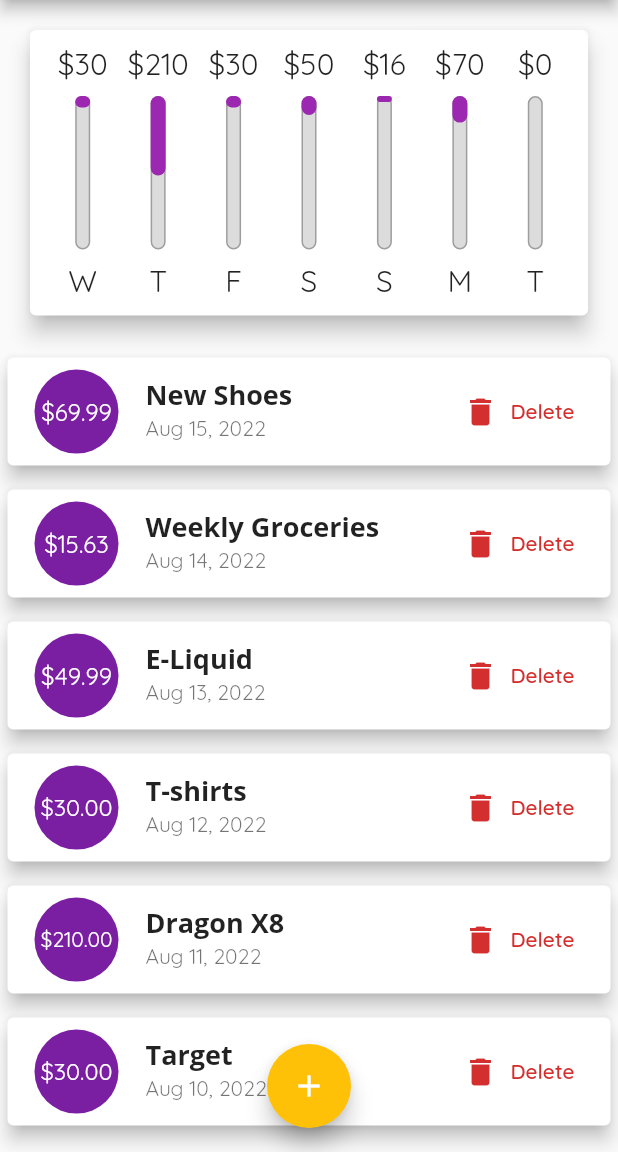
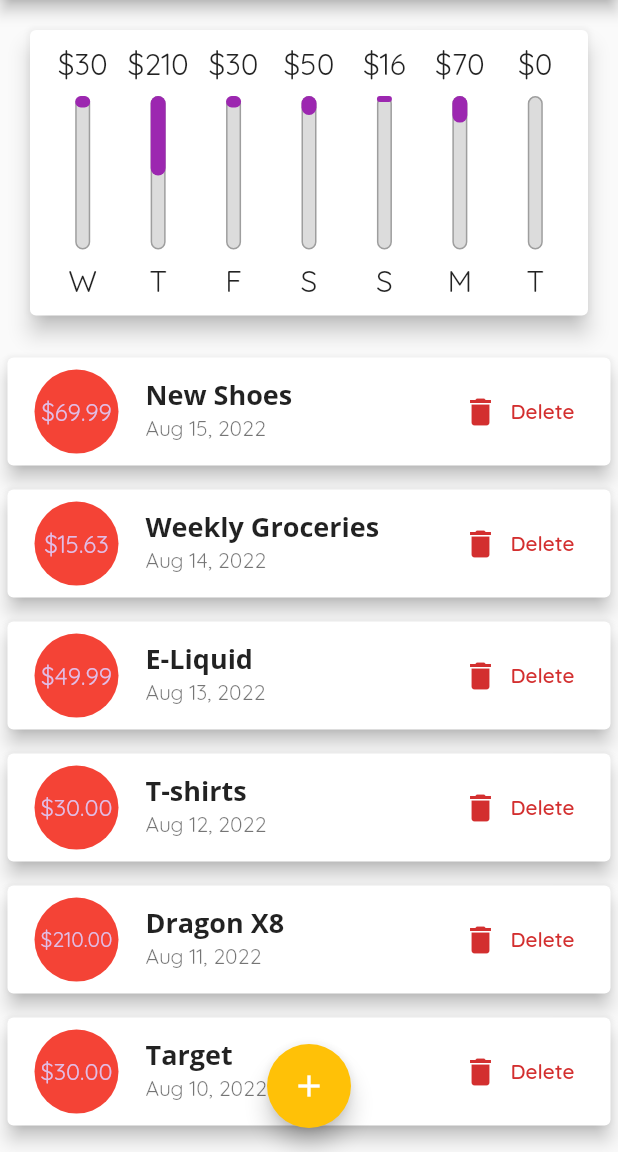
Before and after one commit to annoyingmouse/learning-flutter, a Flutter app: the screen it shows after launch, on a phone screen of 412 x 824 dp, the part 84-1236 px from its top. Run offline on Flutter 3.47's test engine with Material 2 defaults, Android fonts, the light colour scheme and no system bars; Roboto replaces fonts that are missing (Opensans).

Commit message:
Learning about keys

```diff
--- a/real_apps_01/lib/main.dart
+++ b/real_apps_01/lib/main.dart
@@ -58,10 +58,32 @@ class MyHomePage extends StatefulWidget {
   State<MyHomePage> createState() => _MyHomePageState();
 }
 
-class _MyHomePageState extends State<MyHomePage> {
+class _MyHomePageState extends State<MyHomePage> with WidgetsBindingObserver {
+  @override
+  void didChangeAppLifecycleState(AppLifecycleState state) {
+    super.didChangeAppLifecycleState(state);
+    print(state);
+  }
+
+  @override
+  void initState() {
+    super.initState();
+    WidgetsBinding.instance.addObserver(this);
+  }
+
+  @override
+  void dispose() {
+    super.dispose();
+    WidgetsBinding.instance.removeObserver(this);
+  }
+
   final List<Transaction> _userTransactions = [
     Transaction(
-      id: 't1',
+      id: DateTime.now()
+          .subtract(
+            Duration(days: 1),
+          )
+          .toString(),
       title: 'New Shoes',
       amount: 69.99,
       date: DateTime.now().subtract(
@@ -69,7 +91,11 @@ class _MyHomePageState extends State<MyHomePage> {
       ),
     ),
     Transaction(
-      id: 't2',
+      id: DateTime.now()
+          .subtract(
+            Duration(days: 2),
+          )
+          .toString(),
       title: 'Weekly Groceries',
       amount: 15.63,
       date: DateTime.now().subtract(
@@ -77,7 +103,11 @@ class _MyHomePageState extends State<MyHomePage> {
       ),
     ),
     Transaction(
-      id: 't3',
+      id: DateTime.now()
+          .subtract(
+            Duration(days: 3),
+          )
+          .toString(),
       title: 'E-Liquid',
       amount: 49.99,
       date: DateTime.now().subtract(
@@ -85,7 +115,11 @@ class _MyHomePageState extends State<MyHomePage> {
       ),
     ),
     Transaction(
-      id: 't4',
+      id: DateTime.now()
+          .subtract(
+            Duration(days: 4),
+          )
+          .toString(),
       title: 'T-shirts',
       amount: 30,
       date: DateTime.now().subtract(
@@ -93,7 +127,11 @@ class _MyHomePageState extends State<MyHomePage> {
       ),
     ),
     Transaction(
-      id: 't5',
+      id: DateTime.now()
+          .subtract(
+            Duration(days: 5),
+          )
+          .toString(),
       title: 'Dragon X8',
       amount: 210,
       date: DateTime.now().subtract(
@@ -101,7 +139,11 @@ class _MyHomePageState extends State<MyHomePage> {
       ),
     ),
     Transaction(
-      id: 't6',
+      id: DateTime.now()
+          .subtract(
+            Duration(days: 6),
+          )
+          .toString(),
       title: 'Target',
       amount: 30,
       date: DateTime.now().subtract(
--- a/real_apps_01/lib/widgets/transaction_list.dart
+++ b/real_apps_01/lib/widgets/transaction_list.dart
@@ -34,9 +34,12 @@ class TransactionList extends StatelessWidget {
           })
         : ListView.builder(
             itemBuilder: (ctx, index) {
+              print('**********************************************');
+              print(transactions[index].id);
               return TransactionListItem(
-                transactions[index],
-                deleteTx,
+                key: ValueKey(transactions[index].id),
+                transaction: transactions[index],
+                deleteHandler: deleteTx,
               );
               // return Card(
               //   margin: const EdgeInsets.symmetric(
--- a/real_apps_01/lib/widgets/transaction_list_item.dart
+++ b/real_apps_01/lib/widgets/transaction_list_item.dart
@@ -1,16 +1,43 @@
+import 'dart:math';
+
 import 'package:flutter/material.dart';
 import 'package:intl/intl.dart';
 
 import '../models/transaction.dart';
 
-class TransactionListItem extends StatelessWidget {
+class TransactionListItem extends StatefulWidget {
   final Transaction transaction;
   final Function deleteHandler;
 
-  TransactionListItem(this.transaction, this.deleteHandler);
+  const TransactionListItem({
+    Key? key,
+    required this.transaction,
+    required this.deleteHandler,
+  }) : super(key: key);
+
+  @override
+  State<TransactionListItem> createState() => _TransactionListItemState();
+}
+
+class _TransactionListItemState extends State<TransactionListItem> {
+  Color? _bgColor;
+
+  @override
+  void initState() {
+    super.initState();
+    const availableColors = [
+      Colors.red,
+      Colors.black,
+      Colors.blue,
+      Colors.purple,
+    ];
+    _bgColor = availableColors[Random().nextInt(4)];
+  }
 
   @override
   Widget build(BuildContext context) {
+    print('**********************************************');
+    print('Build within TransactionListItem');
     return Card(
       margin: const EdgeInsets.symmetric(
         vertical: 8,
@@ -19,36 +46,37 @@ class TransactionListItem extends StatelessWidget {
       elevation: 5,
       child: ListTile(
         leading: CircleAvatar(
+          backgroundColor: _bgColor,
           radius: 30,
           child: Padding(
             padding: const EdgeInsets.all(6),
             child: FittedBox(
               child: Text(
-                '\$${transaction.amount.toStringAsFixed(2)}',
+                '\$${widget.transaction.amount.toStringAsFixed(2)}',
               ),
             ),
           ),
         ),
         title: Text(
-          transaction.title,
+          widget.transaction.title,
           style: Theme.of(context).textTheme.headline6,
         ),
         subtitle: Text(
-          DateFormat.yMMMd().format(transaction.date),
+          DateFormat.yMMMd().format(widget.transaction.date),
         ),
         trailing: MediaQuery.of(context).size.width > 400
             ? TextButton.icon(
                 style: TextButton.styleFrom(
                   primary: Theme.of(context).errorColor,
                 ),
-                onPressed: () => deleteHandler(transaction.id),
+                onPressed: () => widget.deleteHandler(widget.transaction.id),
                 icon: const Icon(Icons.delete),
                 label: const Text('Delete'),
               )
             : IconButton(
                 icon: const Icon(Icons.delete),
                 color: Theme.of(context).errorColor,
-                onPressed: () => deleteHandler(transaction.id),
+                onPressed: () => widget.deleteHandler(widget.transaction.id),
               ),
       ),
     );
```
